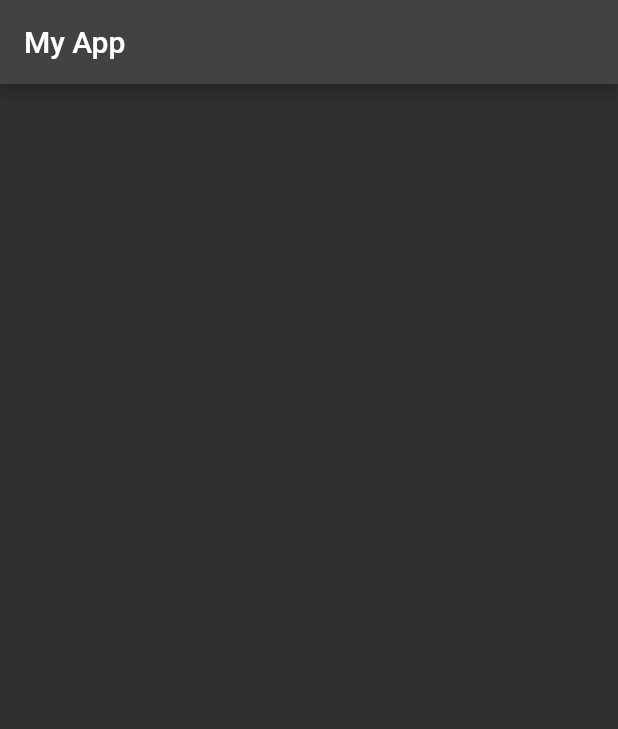
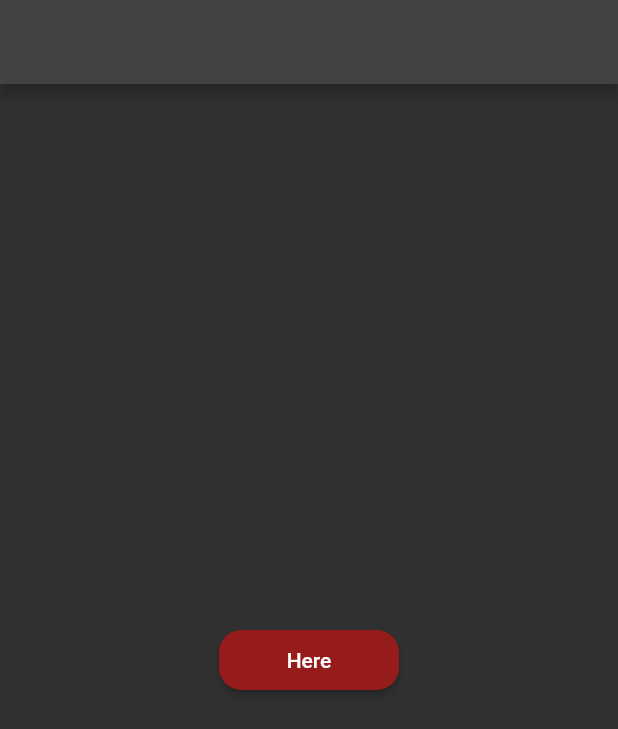
Before and after one commit to walidwazini/Flutter_theme_cubit, a Flutter app: the screen it shows after launch, on a phone screen of 412 x 824 dp. Shown: the top 729 px of the screen. Run offline on Flutter 3.47's test engine with Material 2 defaults, Android fonts, the phone set to English and light mode, and no system bars; our stand-ins replace bloc, flutter_bloc.

Commit message:
bloc builder

```diff
--- /dev/null
+++ b/lib/Cubit/theme_cubit.dart
@@ -0,0 +1,16 @@
+import 'package:bloc/bloc.dart';
+import 'package:meta/meta.dart';
+
+part 'theme_state.dart';
+
+class ThemeCubit extends Cubit<ThemeState> {
+  ThemeCubit() : super(ThemeInitial());
+
+  bool _isDark = false;
+
+  bool get isDark => _isDark;
+
+  void toggleTheme(){
+    _isDark = !isDark;
+  }
+}
--- /dev/null
+++ b/lib/Cubit/theme_state.dart
@@ -0,0 +1,8 @@
+part of 'theme_cubit.dart';
+
+@immutable
+abstract class ThemeState {}
+
+class ThemeInitial extends ThemeState {}
+
+class ThemeChanged extends ThemeState {}
--- /dev/null
+++ b/lib/Cutom_BlocProvider.dart
@@ -0,0 +1,4 @@
+// import 'package:bloc_cubit_theme/Cubit/theme_cubit.dart';
+// import 'package:flutter/material.dart';
+// import 'package:flutter_bloc/flutter_bloc.dart';
+//
--- /dev/null
+++ b/lib/Routes/AppRouter.dart
@@ -0,0 +1,20 @@
+import 'package:bloc_cubit_theme/Cubit/theme_cubit.dart';
+import 'package:bloc_cubit_theme/Screens/HomeScreen.dart';
+import 'package:flutter/material.dart';
+
+class AppRouter {
+  late ThemeCubit themeCubit;
+
+  AppRouter(){
+    themeCubit = ThemeCubit();
+  }
+
+  Route? generateRoute( RouteSettings settings){
+    switch (settings.name){
+      case "home": {
+        return MaterialPageRoute(builder: (context) => HomeScreen());
+      }
+    }
+  }
+
+}
--- /dev/null
+++ b/lib/Screens/HomeScreen.dart
@@ -0,0 +1,35 @@
+import 'package:bloc_cubit_theme/Cubit/theme_cubit.dart';
+import 'package:flutter/material.dart';
+import 'package:flutter_bloc/flutter_bloc.dart';
+
+class HomeScreen extends StatelessWidget {
+  @override
+  Widget build(BuildContext context) {
+    // ThemeCubit themeCubit = BlocProvider.of<ThemeCubit>(context, listen: false);
+    return Scaffold(
+      appBar: AppBar(),
+      body: BlocBuilder<ThemeCubit, ThemeState>(
+        builder: (context, state) {
+          return Center(
+            child: SizedBox(
+              width: 120,
+              height: 40,
+              child: ElevatedButton(
+                style: ElevatedButton.styleFrom(
+                  primary: Color(0xff961c1c),
+                  shape: RoundedRectangleBorder(
+                    borderRadius: BorderRadius.circular(15),
+                  ),
+                ),
+                child: Text('Here'),
+                onPressed: () {
+                  print(state.toString());
+                },
+              ),
+            ),
+          );
+        },
+      ),
+    );
+  }
+}
--- a/lib/main.dart
+++ b/lib/main.dart
@@ -1,25 +1,41 @@
+import './Routes/AppRouter.dart';
 import 'package:flutter/material.dart';
+import 'package:bloc_cubit_theme/Cubit/theme_cubit.dart';
+import 'package:flutter_bloc/flutter_bloc.dart';
+import './Screens/HomeScreen.dart';
 
-void main() => runApp(MyApp());
+void main() => runApp(Core());
+
+class Core extends StatelessWidget {
+  // const Core({Key? key}) : super(key: key);
+
+  @override
+  Widget build(BuildContext context) {
+    return MultiBlocProvider(
+      child: MyApp(
+        router: AppRouter(),
+      ),
+      providers: [
+        BlocProvider(
+          create: (context) => ThemeCubit(),
+        )
+      ],
+    );
+  }
+}
 
 class MyApp extends StatelessWidget {
+  final AppRouter router;
+
+  MyApp({required this.router});
+
   @override
   Widget build(BuildContext context) {
     return MaterialApp(
       title: 'My App',
       theme: ThemeData.dark(),
-      home: HomeScreen(),
+      initialRoute: 'home',
+      onGenerateRoute: router.generateRoute,
     );
   }
 }
-
-class HomeScreen extends StatelessWidget {
-  @override
-  Widget build(BuildContext context) {
-    return Scaffold(
-      appBar: AppBar(
-        title: Text('My App'),
-      ),
-    );
-  }
-}
```
Also changed, not shown: 1 other file.
